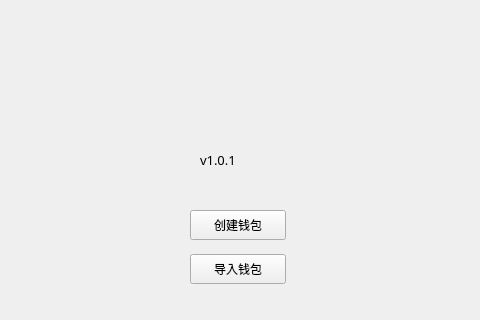
The window that LNKWallet/neworimportwalletwidget.ui (HcashOrg/hx-indicator) describes before a commit, drawn with Qt 5; both pictures show x 105 to 585 and y 125 to 445 of the 960 by 580 pixel window.
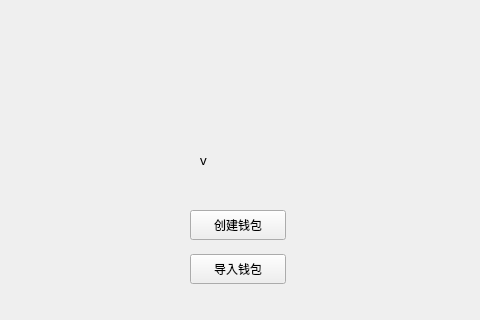
The same window after the commit.

The edit to the form file:
```diff
--- a/LNKWallet/neworimportwalletwidget.ui
+++ b/LNKWallet/neworimportwalletwidget.ui
@@ -68,7 +68,7 @@
     </font>
    </property>
    <property name="text">
-    <string>v1.0.1</string>
+    <string>v</string>
    </property>
   </widget>
   <widget class="QLabel" name="welcome_label_big">
```
